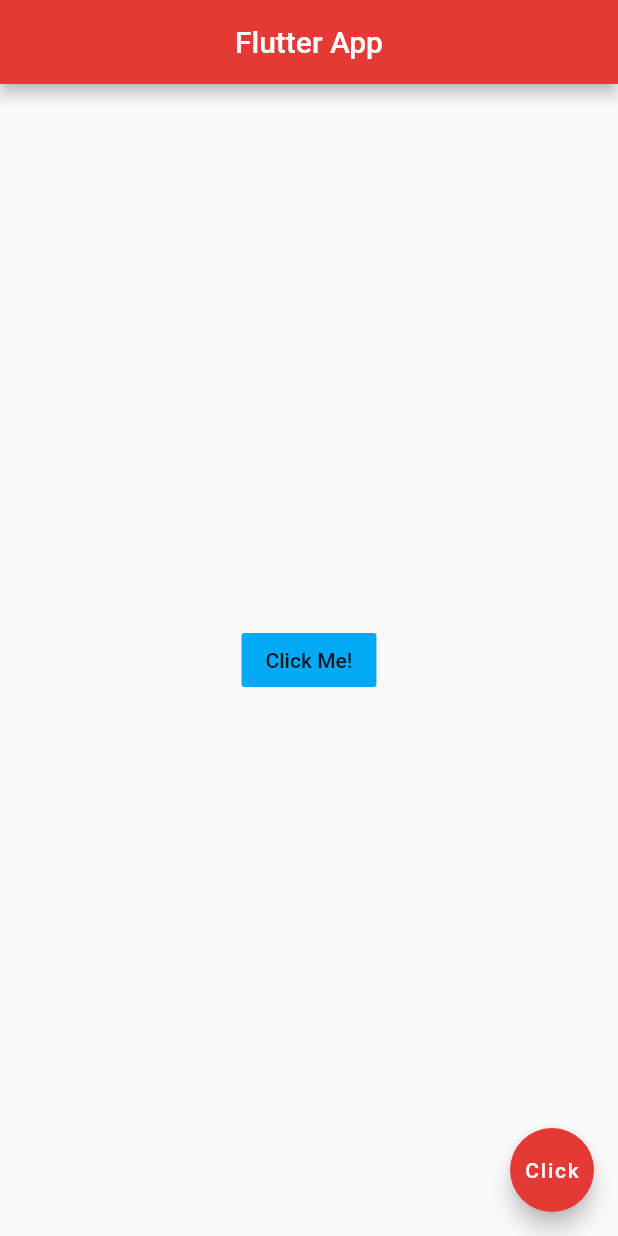
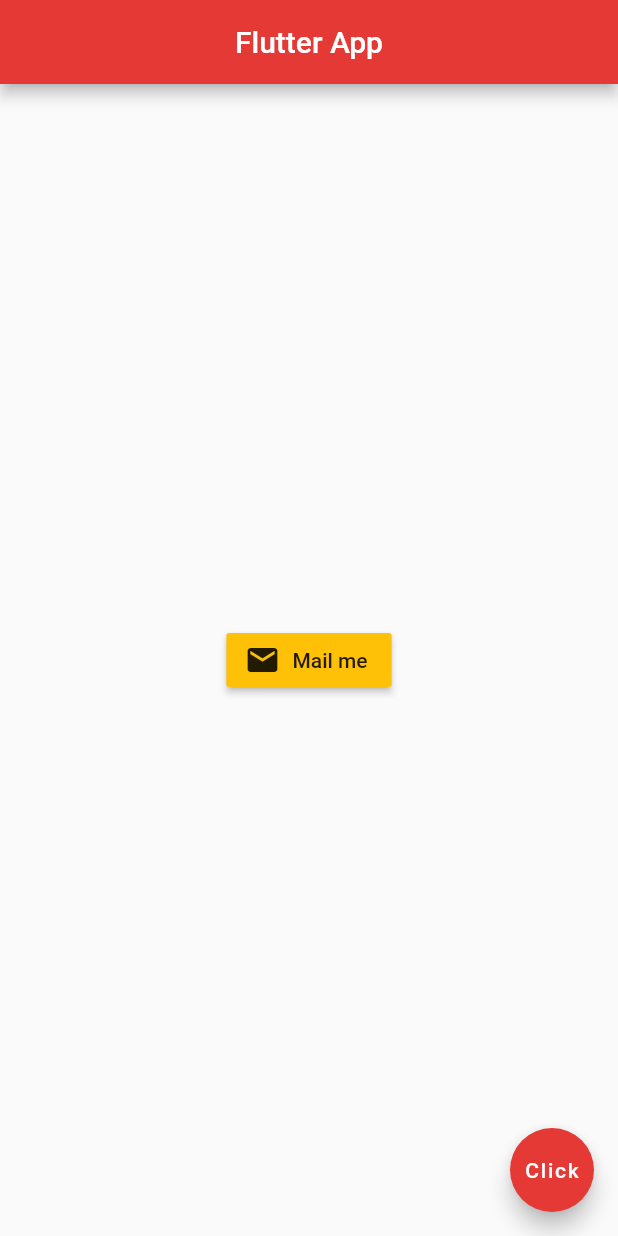
Before and after one commit to dwikiar/first_flutter_app, a Flutter app: the screen it shows after launch, on a phone screen of 412 x 824 dp. Run offline on Flutter 3.47's test engine with Material 2 defaults, Android fonts, the phone set to English and light mode, and no system bars.

Commit message:
Eight Commit Raised Button Icon

```diff
--- a/lib/main.dart
+++ b/lib/main.dart
@@ -16,13 +16,16 @@ class Home extends StatelessWidget {
         backgroundColor: Colors.red[600],
       ),
       body: Center(
-        child: FlatButton(
-          onPressed: () {
-            print("Button clicked");
-          },
-          child: Text("Click Me!"),
-          color: Colors.lightBlue,
-        ),
+        child: RaisedButton.icon(
+            onPressed: () {
+              print("You send email for me");
+            },
+            icon: Icon(
+              Icons.mail
+            ),
+            label: Text("Mail me"),
+            color: Colors.amber,
+        )
       ),
       floatingActionButton: FloatingActionButton(
         onPressed: () {},
```
